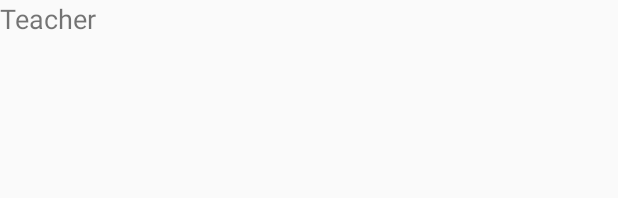
After one commit to mozillacampuscrce/unscript2k18-8, an Android app: the layout list_item_student_chat.xml on its own in the app's theme, with its tools: preview values and no code run, on a phone screen of 412 x 824 dp. The commit adds this screen. Shown: the top 198 px of the screen. Run offline under Robolectric (Android 15) with nearby library versions, the phone set to English and light mode, and no system bars.

Commit message:
StudentChatList added

```diff
--- /dev/null
+++ b/android/Chehra/teacher/src/main/res/layout/list_item_student_chat.xml
@@ -0,0 +1,14 @@
+<?xml version="1.0" encoding="utf-8"?>
+<LinearLayout
+    xmlns:android="http://schemas.android.com/apk/res/android"
+    android:layout_width="match_parent"
+    android:layout_height="wrap_content">
+
+    <TextView
+        android:id="@+id/nameTextView"
+        android:layout_width="match_parent"
+        android:layout_height="wrap_content"
+        android:text="@string/app_name"
+        android:textSize="18sp"/>
+
+</LinearLayout>
```
Also changed, not shown: android/Chehra/teacher/src/main/java/com/codeblooded/chehra/teacher/models/StudentChat.java (+35 -0 lines), android/Chehra/teacher/src/main/java/com/codeblooded/chehra/teacher/ui/adapters/StudentChatListAdapter.java (+23 -2 lines).
